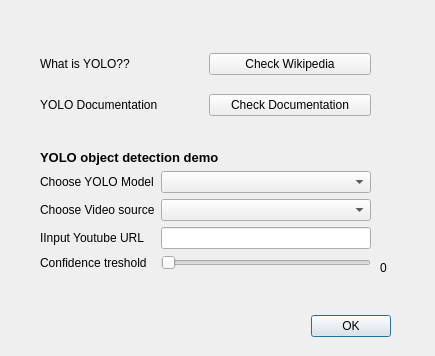
Unkkis/Yolo_demo, file UI_files/init_dialog.ui: the form before one commit.
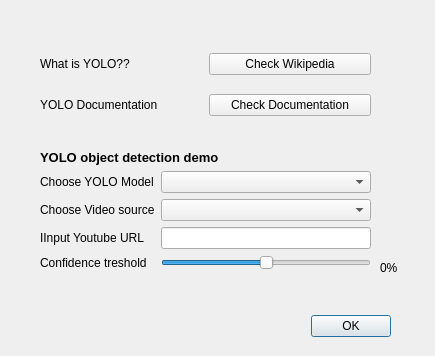
The form after the commit.

```diff
--- a/UI_files/init_dialog.ui
+++ b/UI_files/init_dialog.ui
@@ -132,10 +132,10 @@
     <item row="4" column="1">
      <widget class="QSlider" name="confidenceSlider">
       <property name="value">
-       <number>0</number>
+       <number>50</number>
       </property>
       <property name="sliderPosition">
-       <number>0</number>
+       <number>50</number>
       </property>
       <property name="tracking">
        <bool>true</bool>
@@ -163,7 +163,7 @@
     </rect>
    </property>
    <property name="text">
-    <string>0</string>
+    <string>0%</string>
    </property>
   </widget>
  </widget>
```
Left out of the diff: 15 changed lines with no effect on the pictures.
